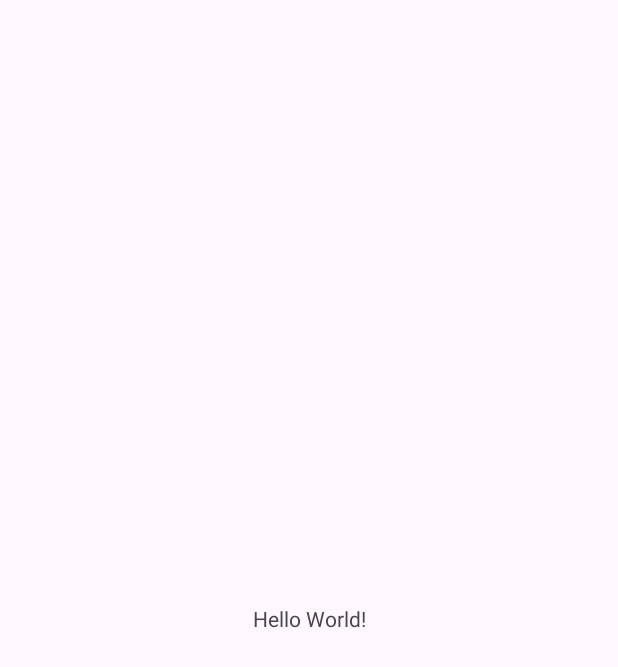
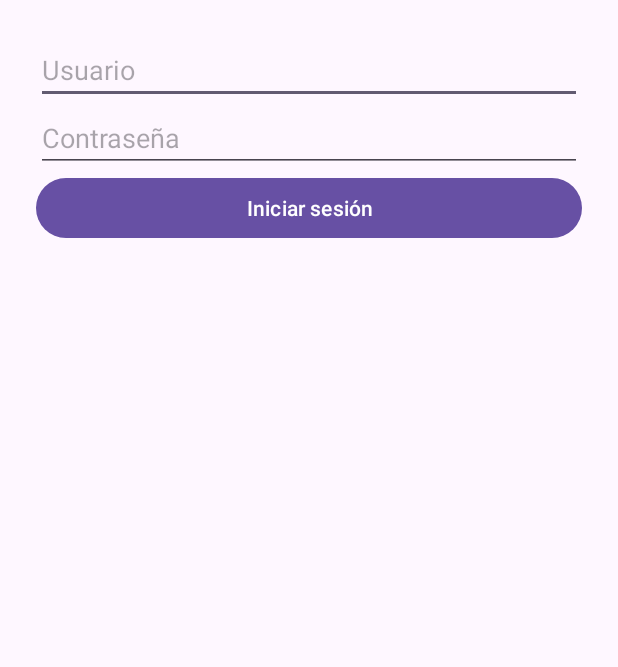
Before and after one commit to htejadag/CM2025EP, an Android app: the screen it shows after launch (MainActivity), on a phone screen of 412 x 824 dp. Before the commit the part shown is almost empty. Shown: the top 667 px of the screen. Run offline under Robolectric (Android 15) with nearby library versions, the phone set to English and light mode, and no system bars.

Commit message:
usuario y contraseña

```diff
--- a/app/src/main/AndroidManifest.xml
+++ b/app/src/main/AndroidManifest.xml
@@ -13,6 +13,12 @@
         android:theme="@style/Theme.ExamenParcial"
         tools:targetApi="31">
         <activity
+            android:name=".Registro"
+            android:exported="false" />
+        <activity
+            android:name=".pantallainicio.InicioSesion"
+            android:exported="false" />
+        <activity
             android:name=".MainActivity"
             android:exported="true">
             <intent-filter>
--- a/app/src/main/java/com/example/examenparcial/MainActivity.java
+++ b/app/src/main/java/com/example/examenparcial/MainActivity.java
@@ -1,6 +1,10 @@
 package com.example.examenparcial;
 
+import android.content.Intent;
 import android.os.Bundle;
+import android.widget.Button;
+import android.widget.EditText;
+import android.widget.Toast;
 
 import androidx.activity.EdgeToEdge;
 import androidx.appcompat.app.AppCompatActivity;
@@ -10,15 +14,28 @@ import androidx.core.view.WindowInsetsCompat;
 
 public class MainActivity extends AppCompatActivity {
 
+    EditText etUser, etPassword;
+    Button btnLogin;
+
     @Override
     protected void onCreate(Bundle savedInstanceState) {
         super.onCreate(savedInstanceState);
-        EdgeToEdge.enable(this);
         setContentView(R.layout.activity_main);
-        ViewCompat.setOnApplyWindowInsetsListener(findViewById(R.id.main), (v, insets) -> {
-            Insets systemBars = insets.getInsets(WindowInsetsCompat.Type.systemBars());
-            v.setPadding(systemBars.left, systemBars.top, systemBars.right, systemBars.bottom);
-            return insets;
+
+        etUser = findViewById(R.id.etUser);
+        etPassword = findViewById(R.id.etPassword);
+        btnLogin = findViewById(R.id.btnLogin);
+
+        btnLogin.setOnClickListener(v -> {
+            String user = etUser.getText().toString();
+            String password = etPassword.getText().toString();
+
+            if (user.equals(password)) {
+                Intent intent = new Intent(MainActivity.this, Registro.class);
+                startActivity(intent);
+            } else {
+                Toast.makeText(MainActivity.this, "Usuario y contraseña deben coincidir", Toast.LENGTH_SHORT).show();
+            }
         });
     }
 }
--- a/app/src/main/res/layout/activity_main.xml
+++ b/app/src/main/res/layout/activity_main.xml
@@ -1,19 +1,27 @@
-<?xml version="1.0" encoding="utf-8"?>
-<androidx.constraintlayout.widget.ConstraintLayout xmlns:android="http://schemas.android.com/apk/res/android"
-    xmlns:app="http://schemas.android.com/apk/res-auto"
-    xmlns:tools="http://schemas.android.com/tools"
-    android:id="@+id/main"
+<!-- res/layout/activity_main.xml -->
+<LinearLayout xmlns:android="http://schemas.android.com/apk/res/android"
     android:layout_width="match_parent"
     android:layout_height="match_parent"
-    tools:context=".MainActivity">
+    android:orientation="vertical"
+    android:padding="24dp">
 
-    <TextView
-        android:layout_width="wrap_content"
+    <EditText
+        android:id="@+id/etUser"
+        android:layout_width="match_parent"
         android:layout_height="wrap_content"
-        android:text="Hello World!"
-        app:layout_constraintBottom_toBottomOf="parent"
-        app:layout_constraintEnd_toEndOf="parent"
-        app:layout_constraintStart_toStartOf="parent"
-        app:layout_constraintTop_toTopOf="parent" />
+        android:hint="Usuario" />
 
-</androidx.constraintlayout.widget.ConstraintLayout>
+    <EditText
+        android:id="@+id/etPassword"
+        android:layout_width="match_parent"
+        android:layout_height="wrap_content"
+        android:hint="Contraseña"
+        android:inputType="textPassword" />
+
+    <Button
+        android:id="@+id/btnLogin"
+        android:layout_width="match_parent"
+        android:layout_height="wrap_content"
+        android:text="Iniciar sesión" />
+
+</LinearLayout>
```
Also changed, not shown: app/src/main/java/com/example/examenparcial/Registro.java (added, +20 -0 lines), app/src/main/res/layout/activity_registro.xml (added, +13 -0 lines).
